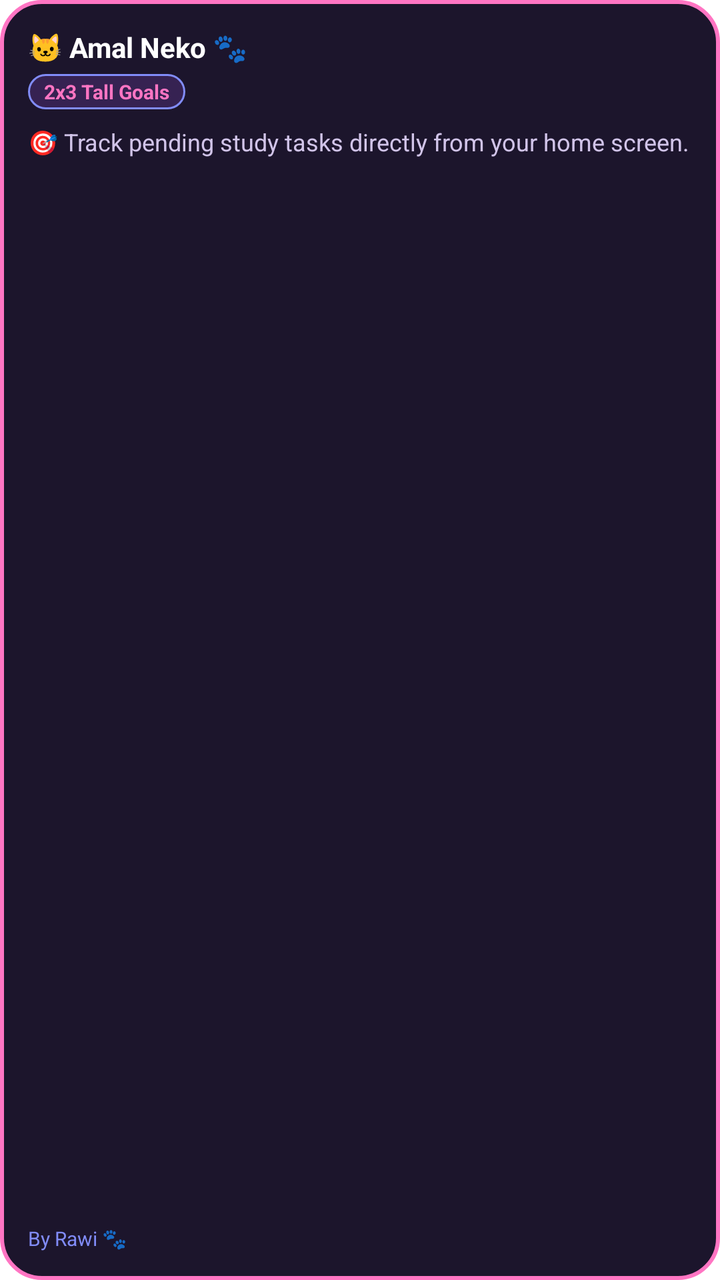
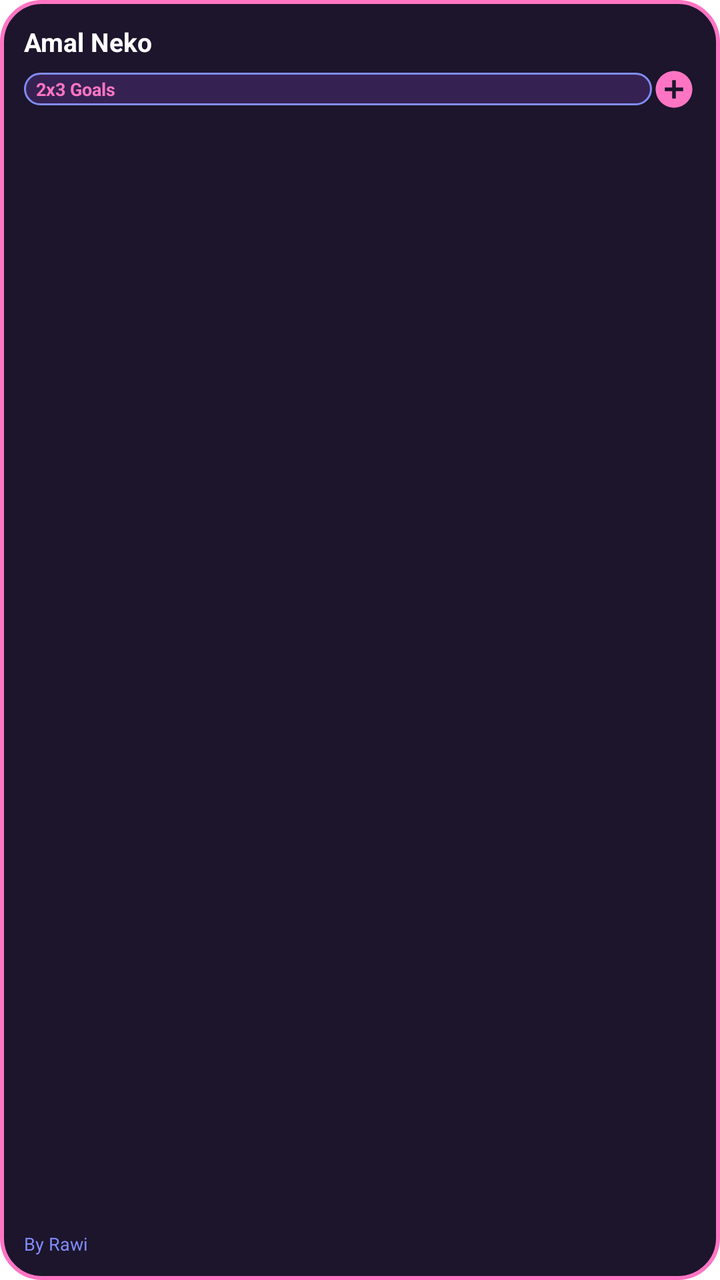

Screens rendered from an Android XML layout before and after an edit, with the pre-edit source and the edit as a unified diff.
<!-- AndroidManifest.xml: application theme AppTheme -->
<!-- res/layout/widget_2x3_layout.xml -->
<?xml version="1.0" encoding="utf-8"?>
<LinearLayout xmlns:android="http://schemas.android.com/apk/res/android"
    android:id="@+id/widget_container"
    android:layout_width="match_parent"
    android:layout_height="match_parent"
    android:background="@drawable/widget_card_bg"
    android:orientation="vertical"
    android:padding="14dp">

    <TextView
        android:layout_width="match_parent"
        android:layout_height="wrap_content"
        android:text="🐱 Amal Neko 🐾"
        android:textColor="#ffffff"
        android:textSize="14sp"
        android:textStyle="bold" />

    <TextView
        android:layout_width="wrap_content"
        android:layout_height="wrap_content"
        android:layout_marginTop="4dp"
        android:background="@drawable/widget_pill_bg"
        android:paddingStart="8dp"
        android:paddingTop="2dp"
        android:paddingEnd="8dp"
        android:paddingBottom="2dp"
        android:text="2x3 Tall Goals"
        android:textColor="#ff75c3"
        android:textSize="10sp"
        android:textStyle="bold" />

    <TextView
        android:layout_width="match_parent"
        android:layout_height="0dp"
        android:layout_weight="1"
        android:layout_marginTop="8dp"
        android:text="🎯 Track pending study tasks directly from your home screen."
        android:textColor="#d1c4e9"
        android:textSize="12sp" />

    <TextView
        android:layout_width="match_parent"
        android:layout_height="wrap_content"
        android:text="By Rawi 🐾"
        android:textColor="#818cf8"
        android:textSize="10sp" />
</LinearLayout>
<!-- resources referenced by this layout -->
<resources>
  <!-- drawable widget_card_bg (drawable) -->
  <?xml version="1.0" encoding="utf-8"?>
  <shape xmlns:android="http://schemas.android.com/apk/res/android"
      android:shape="rectangle">
      <solid android:color="#1c152c" />
      <corners android:radius="20dp" />
      <stroke
          android:width="2dp"
          android:color="#ff75c3" />
  </shape>
  <!-- drawable widget_pill_bg (drawable) -->
  <?xml version="1.0" encoding="utf-8"?>
  <shape xmlns:android="http://schemas.android.com/apk/res/android"
      android:shape="rectangle">
      <solid android:color="#362252" />
      <corners android:radius="12dp" />
      <stroke
          android:width="1dp"
          android:color="#818cf8" />
  </shape>
</resources>

<!-- the commit's change to res/layout/widget_2x3_layout.xml (unified diff, before → after) -->
@@ -5,43 +5,67 @@
     android:layout_height="match_parent"
     android:background="@drawable/widget_card_bg"
     android:orientation="vertical"
-    android:padding="14dp">
+    android:padding="12dp">
 
+    
     <TextView
         android:layout_width="match_parent"
         android:layout_height="wrap_content"
-        android:text="🐱 Amal Neko 🐾"
+        android:text="Amal Neko"
         android:textColor="#ffffff"
-        android:textSize="14sp"
+        android:textSize="13sp"
         android:textStyle="bold" />
 
-    <TextView
-        android:layout_width="wrap_content"
+    
+    <LinearLayout
+        android:layout_width="match_parent"
         android:layout_height="wrap_content"
-        android:layout_marginTop="4dp"
-        android:background="@drawable/widget_pill_bg"
-        android:paddingStart="8dp"
-        android:paddingTop="2dp"
-        android:paddingEnd="8dp"
-        android:paddingBottom="2dp"
-        android:text="2x3 Tall Goals"
-        android:textColor="#ff75c3"
-        android:textSize="10sp"
-        android:textStyle="bold" />
+        android:orientation="horizontal"
+        android:gravity="center_vertical"
+        android:layout_marginTop="4dp">
 
-    <TextView
+        <TextView
+            android:layout_width="0dp"
+            android:layout_height="wrap_content"
+            android:layout_weight="1"
+            android:background="@drawable/widget_pill_bg"
+            android:paddingStart="6dp"
+            android:paddingTop="2dp"
+            android:paddingEnd="6dp"
+            android:paddingBottom="2dp"
+            android:text="2x3 Goals"
+            android:textColor="#ff75c3"
+            android:textSize="9sp"
+            android:textStyle="bold" />
+
+        
+        <ImageView
+            android:id="@+id/widget_add_btn"
+            android:layout_width="22dp"
+            android:layout_height="22dp"
+            android:src="@drawable/ic_add"
+            android:contentDescription="Add task" />
+    </LinearLayout>
+
+    
+    <ListView
+        android:id="@+id/widget_task_list"
         android:layout_width="match_parent"
         android:layout_height="0dp"
         android:layout_weight="1"
-        android:layout_marginTop="8dp"
-        android:text="🎯 Track pending study tasks directly from your home screen."
-        android:textColor="#d1c4e9"
-        android:textSize="12sp" />
+        android:layout_marginTop="6dp"
+        android:divider="@null"
+        android:dividerHeight="0dp"
+        android:scrollbars="none"
+        android:fadingEdge="vertical"
+        android:fadingEdgeLength="12dp" />
 
+    
     <TextView
         android:layout_width="match_parent"
         android:layout_height="wrap_content"
-        android:text="By Rawi 🐾"
+        android:layout_marginTop="2dp"
+        android:text="By Rawi"
         android:textColor="#818cf8"
-        android:textSize="10sp" />
+        android:textSize="9sp" />
 </LinearLayout>
<!-- resource entries referenced after the edit -->
@@ -1,5 +1,16 @@
 <!-- resources referenced by this layout -->
 <resources>
+  <!-- drawable ic_add (drawable) -->
+  <?xml version="1.0" encoding="utf-8"?>
+  <vector xmlns:android="http://schemas.android.com/apk/res/android"
+      android:width="20dp"
+      android:height="20dp"
+      android:viewportWidth="24"
+      android:viewportHeight="24">
+      <path
+          android:fillColor="#ff75c3"
+          android:pathData="M12,2C6.48,2 2,6.48 2,12s4.48,10 10,10 10,-4.48 10,-10S17.52,2 12,2zM17,13h-4v4h-2v-4H7v-2h4V7h2v4h4v2z"/>
+  </vector>
   <!-- drawable widget_card_bg (drawable) -->
   <?xml version="1.0" encoding="utf-8"?>
   <shape xmlns:android="http://schemas.android.com/apk/res/android"
